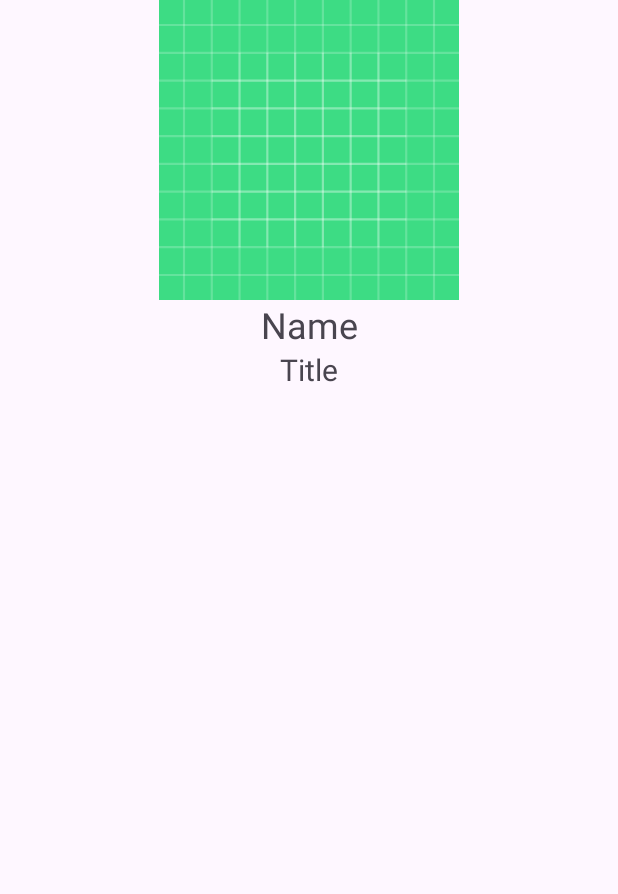
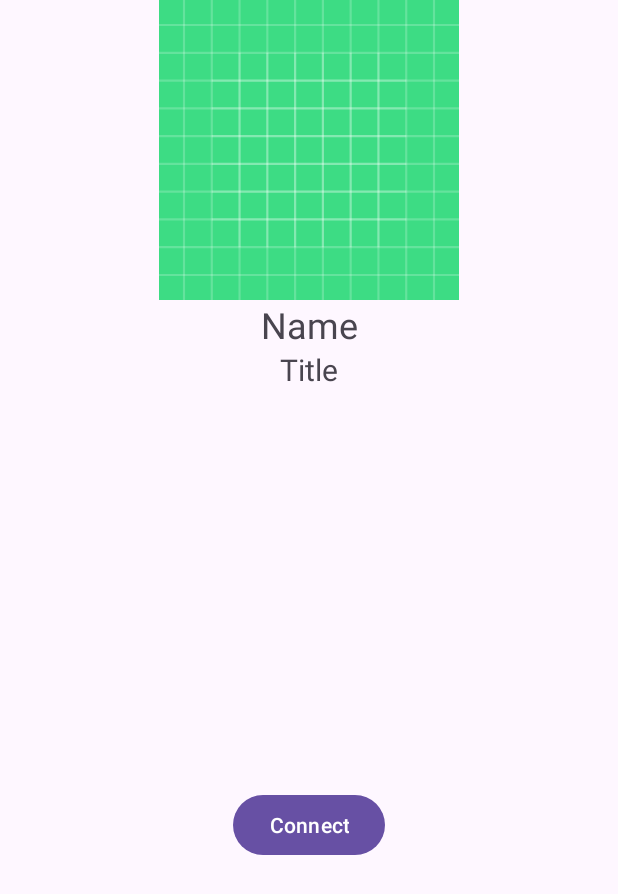
Before and after one commit to Dannysyed/job-recu, an Android app: the DetailActivity screen opened directly, with no data from a screen before it, on a phone screen of 412 x 824 dp. Shown: the top 894 px of the screen. Run offline under Robolectric (Android 15) with nearby library versions, the light colour scheme and no system bars; our stand-ins replace Firebase (no records; nobody signed in at launch, a user with empty details on screens opened directly).

Commit message:
Adding connection button in DetailActivity

```diff
--- a/app/src/main/java/com/example/job/DetailActivity.kt
+++ b/app/src/main/java/com/example/job/DetailActivity.kt
@@ -2,6 +2,7 @@ package com.example.job
 
 import android.os.Bundle
 import android.util.Log
+import android.widget.Button
 import androidx.appcompat.app.AppCompatActivity
 import com.bumptech.glide.Glide
 import com.google.firebase.database.FirebaseDatabase
@@ -9,6 +10,8 @@ import android.widget.TextView
 import android.widget.ImageView
 
 class DetailActivity : AppCompatActivity() {
+    private lateinit var buttonConnect: Button
+    private var isConnected = false
     override fun onCreate(savedInstanceState: Bundle?) {
         super.onCreate(savedInstanceState)
         setContentView(R.layout.activity_detail)
@@ -16,6 +19,7 @@ class DetailActivity : AppCompatActivity() {
         val textViewDetailName: TextView = findViewById(R.id.textViewDetailName)
         val textViewDetailTitle: TextView = findViewById(R.id.textViewDetailTitle)
         val imageViewDetailPhoto: ImageView = findViewById(R.id.imageViewDetailPhoto)
+        buttonConnect = findViewById(R.id.buttonConnect)
 
         val candidateId = intent.getStringExtra("candidateId")
         Log.d("DetailActivity", "Candidate ID: $candidateId")
@@ -32,8 +36,20 @@ class DetailActivity : AppCompatActivity() {
                     Glide.with(this)
                         .load(candidate.photoUrl)
                         .into(imageViewDetailPhoto)
+                    isConnected = false
+                    updateConnectButton()
                 }
             }
         }
+        buttonConnect.setOnClickListener {
+            isConnected = !isConnected
+            updateConnectButton()
+
+        }
+
+    }
+    private fun updateConnectButton() {
+        val buttonText = if (isConnected) "Disconnect" else "Connect"
+        buttonConnect.text = buttonText
     }
 }
--- a/app/src/main/res/layout/activity_detail.xml
+++ b/app/src/main/res/layout/activity_detail.xml
@@ -35,4 +35,15 @@
         app:layout_constraintStart_toStartOf="parent"
         app:layout_constraintEnd_toEndOf="parent" />
 
+    <Button
+        android:id="@+id/buttonConnect"
+        android:layout_width="wrap_content"
+        android:layout_height="wrap_content"
+        android:text="Connect"
+        app:layout_constraintTop_toBottomOf="@id/textViewDetailTitle"
+        app:layout_constraintStart_toStartOf="parent"
+        app:layout_constraintEnd_toEndOf="parent"
+        app:layout_constraintBottom_toBottomOf="parent"
+        android:layout_marginTop="16dp" />
+
 </androidx.constraintlayout.widget.ConstraintLayout>
```
